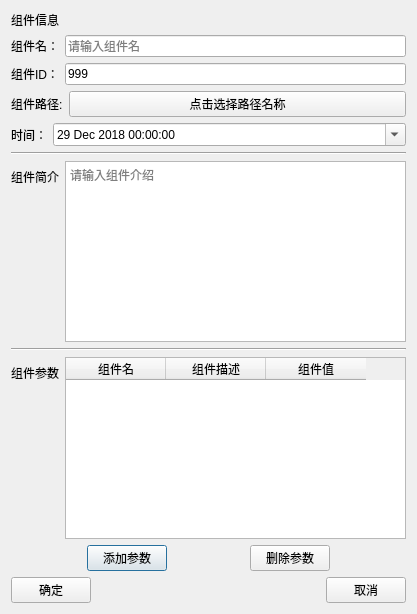
Qt form prototype_v1202/Tool/parameditradardialog.ui (Tangzixia/Digital-Prototype) before a commit.
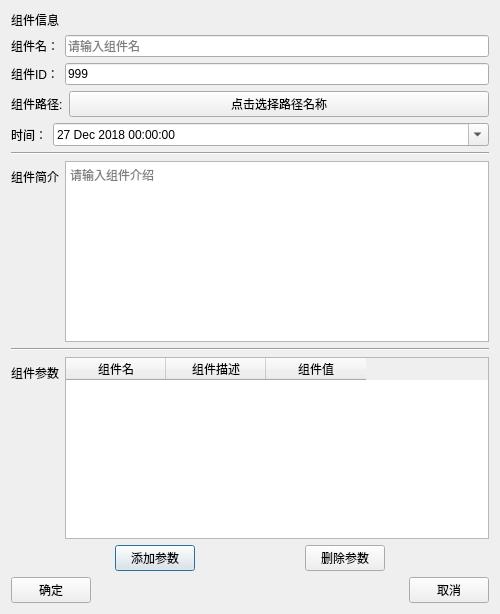
The same form after that commit. Icons and pictures are not drawn.

Patch:
```diff
--- a/prototype_v1202/Tool/parameditradardialog.ui
+++ b/prototype_v1202/Tool/parameditradardialog.ui
@@ -6,7 +6,7 @@
    <rect>
     <x>0</x>
     <y>0</y>
-    <width>417</width>
+    <width>500</width>
     <height>614</height>
    </rect>
   </property>
@@ -79,6 +79,12 @@
        </item>
        <item row="0" column="1">
         <widget class="QPushButton" name="pushButton_Path">
+         <property name="sizePolicy">
+          <sizepolicy hsizetype="Expanding" vsizetype="Fixed">
+           <horstretch>0</horstretch>
+           <verstretch>0</verstretch>
+          </sizepolicy>
+         </property>
          <property name="text">
           <string>点击选择路径名称</string>
          </property>
@@ -110,11 +116,17 @@
        </item>
        <item row="0" column="1">
         <widget class="QDateTimeEdit" name="dateTimeEdit">
+         <property name="sizePolicy">
+          <sizepolicy hsizetype="Expanding" vsizetype="Fixed">
+           <horstretch>0</horstretch>
+           <verstretch>0</verstretch>
+          </sizepolicy>
+         </property>
          <property name="date">
           <date>
            <year>2018</year>
            <month>12</month>
-           <day>29</day>
+           <day>27</day>
           </date>
          </property>
          <property name="calendarPopup">
```
Left out of the diff: 2 changed lines with no effect on the pictures.
